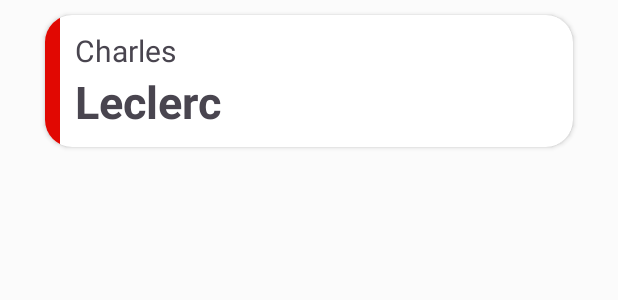
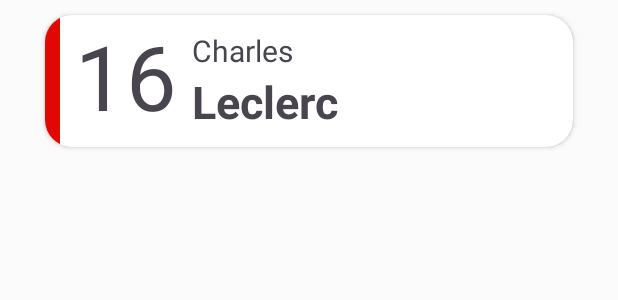
Before and after one commit to Lince-23/F1Info, an Android app: the layout drivers_card.xml on its own in the app's theme, with its tools: preview values and no code run, on a phone screen of 412 x 824 dp. Shown: the top 300 px of the screen. Run offline under Robolectric (Android 15) with nearby library versions, the phone set to English and light mode, and no system bars; network calls fail.

Commit message:
Changed the drivers card design

```diff
--- a/app/src/main/res/layout/drivers_card.xml
+++ b/app/src/main/res/layout/drivers_card.xml
@@ -20,6 +20,13 @@
             android:layout_marginEnd="10dp"
             />
 
+        <TextView
+            android:id="@+id/tvDriverNumber"
+            android:layout_width="wrap_content"
+            android:layout_height="match_parent"
+            tools:text="16"
+            android:textSize="60sp"
+            android:layout_marginEnd="10dp"/>
 
         <LinearLayout
             android:layout_width="wrap_content"
```
